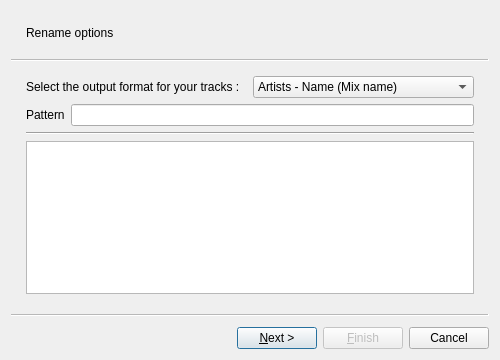
This is src/wizards/renamewizard.ui in alorence/tym as Qt 5 draws it before an edit. The edited form follows.
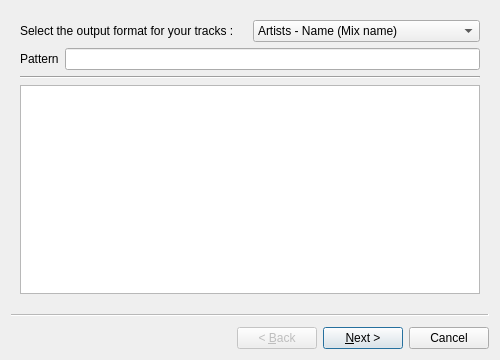
This is the edited form. Custom widgets are drawn as their Qt base class.

Commit message: (wizards) Fix some wizards parameters

The edit to the form file:
```diff
--- a/src/wizards/renamewizard.ui
+++ b/src/wizards/renamewizard.ui
@@ -2,24 +2,7 @@
 <ui version="4.0">
  <class>RenameWizard</class>
  <widget class="QWizard" name="RenameWizard">
-  <property name="geometry">
-   <rect>
-    <x>0</x>
-    <y>0</y>
-    <width>500</width>
-    <height>360</height>
-   </rect>
-  </property>
-  <property name="windowTitle">
-   <string>Rename</string>
-  </property>
-  <property name="options">
-   <set>QWizard::HaveFinishButtonOnEarlyPages|QWizard::NoBackButtonOnLastPage|QWizard::NoBackButtonOnStartPage</set>
-  </property>
   <widget class="QWizardPage" name="previewPage">
-   <property name="subTitle">
-    <string>Rename options</string>
-   </property>
    <attribute name="pageId">
     <string notr="true">0</string>
    </attribute>
```
Left out of the diff: 3 changed lines with no effect on the pictures. The commit also changes 1 other file.
